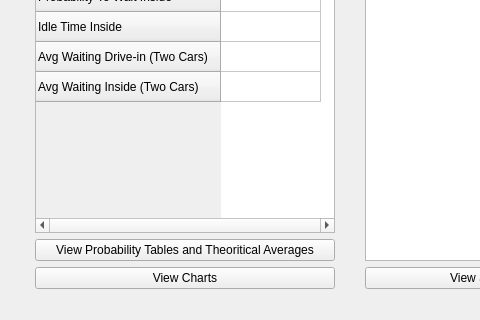
The window that mainwindow.ui (ragrag/Queue-Simulation-QT) describes before a commit, drawn with Qt 5; both pictures show x 0 to 480 and y 324 to 644 of the 700 by 644 pixel window.
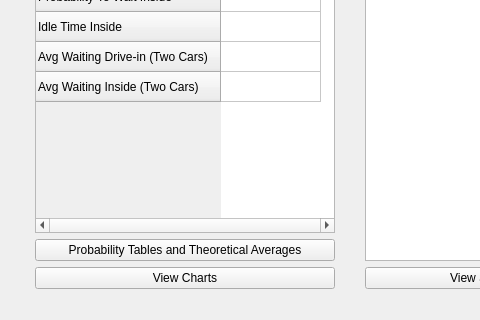
The same window after the commit.

```diff
--- a/mainwindow.ui
+++ b/mainwindow.ui
@@ -255,7 +255,7 @@
            </size>
           </property>
           <property name="text">
-           <string>View Probability Tables and Theoritical Averages</string>
+           <string>Probability Tables and Theoretical Averages</string>
           </property>
          </widget>
         </item>
```
